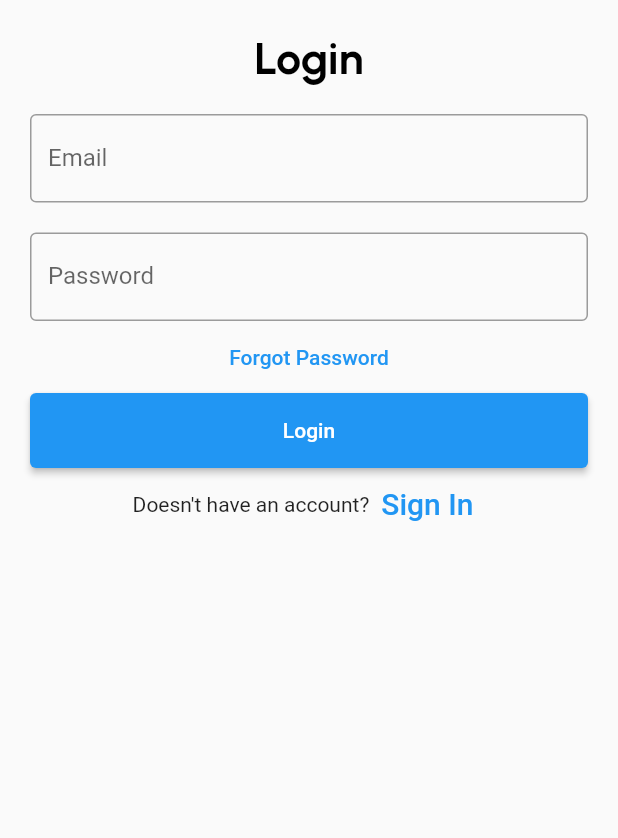
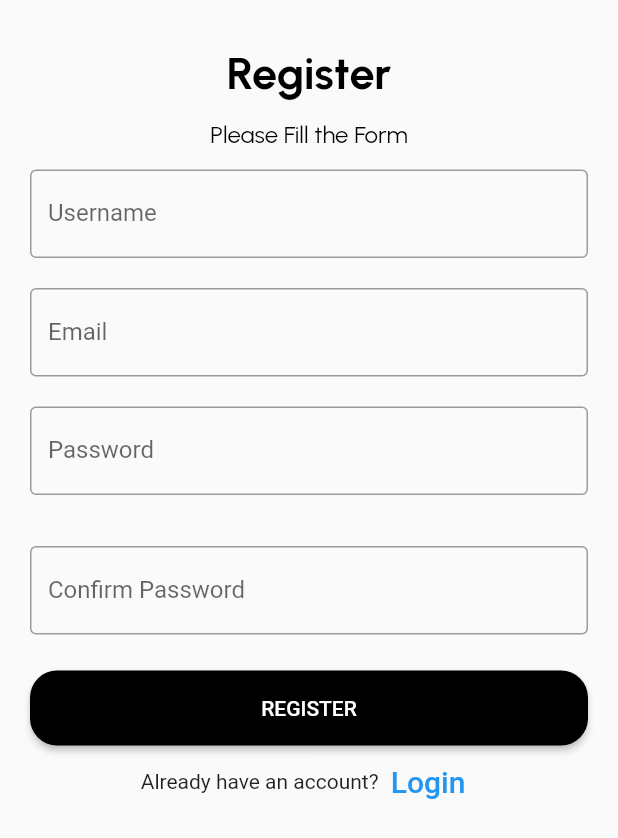
Before and after one commit to muhammadroyhan/final_project, a Flutter app: the SignupPage screen opened directly, on a phone screen of 412 x 824 dp. Shown: the top 838 px of the screen. Run offline on Flutter 3.47's test engine with Material 2 defaults, Android fonts, the phone set to English and light mode, and no system bars; our stand-ins replace google_fonts.

Commit message:
Fix the login and signup page.

```diff
--- a/lib/views/loginPage.dart
+++ b/lib/views/loginPage.dart
@@ -1,6 +1,7 @@
 // ignore_for_file: prefer_const_constructors, prefer_const_literals_to_create_immutables
 
 import 'package:final_project/views/menu_screen.dart';
+import 'package:final_project/views/signupPage.dart';
 import 'package:flutter/material.dart';
 import 'package:google_fonts/google_fonts.dart';
 
@@ -120,9 +121,15 @@ class _LoginPageState extends State<LoginPage> {
               TextButton(
                 onPressed: () {
                   // Sign Up Page
+                  Navigator.push(
+                    context,
+                    MaterialPageRoute(
+                      builder: (context) => SignupPage(),
+                    ),
+                  );
                 },
                 child: Text(
-                  'Sign In',
+                  'Register Now',
                   style: GoogleFonts.urbanist(
                     fontWeight: FontWeight.bold,
                     fontSize: 16,
--- a/lib/views/signupPage.dart
+++ b/lib/views/signupPage.dart
@@ -1,5 +1,6 @@
 // ignore_for_file: prefer_const_constructors
 
+import 'package:final_project/views/loginPage.dart';
 import 'package:flutter/material.dart';
 import 'package:google_fonts/google_fonts.dart';
 
@@ -7,24 +8,38 @@ class SignupPage extends StatelessWidget {
   SignupPage({super.key});
 
   TextEditingController nameController = TextEditingController();
+  TextEditingController emailController = TextEditingController();
   TextEditingController passwordController = TextEditingController();
+  TextEditingController confirmpasswordController = TextEditingController();
 
   @override
   Widget build(BuildContext context) {
     return Scaffold(
       body: Padding(
-        padding: EdgeInsets.all(10),
+        padding: EdgeInsetsDirectional.fromSTEB(10, 20, 10, 10),
         child: ListView(
           children: <Widget>[
             Container(
               alignment: Alignment.center,
               padding: EdgeInsets.all(10),
               child: Text(
-                "Login",
+                "Register",
+                style: GoogleFonts.urbanist(
+                    color: Colors.black,
+                    fontWeight: FontWeight.bold,
+                    fontSize: 30),
+              ),
+            ),
+            Container(
+              alignment: Alignment.center,
+              padding: EdgeInsets.all(4),
+              child: Text(
+                "Please Fill the Form",
                 style: GoogleFonts.urbanist(
                   color: Colors.black,
-                  fontWeight: FontWeight.bold,
-                  fontSize: 30),
+                  fontWeight: FontWeight.w400,
+                  fontSize: 16,
+                ),
               ),
             ),
             Container(
@@ -33,12 +48,22 @@ class SignupPage extends StatelessWidget {
                 controller: nameController,
                 decoration: InputDecoration(
                   border: OutlineInputBorder(),
+                  labelText: 'Username',
+                ),
+              ),
+            ),
+            Container(
+              padding: EdgeInsets.all(10),
+              child: TextField(
+                controller: emailController,
+                decoration: InputDecoration(
+                  border: OutlineInputBorder(),
                   labelText: 'Email',
                 ),
               ),
             ),
             Container(
-              padding: EdgeInsets.fromLTRB(10, 10, 10, 0),
+              padding: EdgeInsets.fromLTRB(10, 10, 10, 24),
               child: TextField(
                 obscureText: true,
                 controller: passwordController,
@@ -48,9 +73,16 @@ class SignupPage extends StatelessWidget {
                 ),
               ),
             ),
-            TextButton(
-              onPressed: () {},
-              child: Text('Forgot Password'),
+            Container(
+              padding: EdgeInsets.fromLTRB(10, 10, 10, 24),
+              child: TextField(
+                obscureText: true,
+                controller: confirmpasswordController,
+                decoration: InputDecoration(
+                  border: OutlineInputBorder(),
+                  labelText: 'Confirm Password',
+                ),
+              ),
             ),
             Container(
               height: 50,
@@ -58,21 +90,38 @@ class SignupPage extends StatelessWidget {
               child: ElevatedButton(
                 onPressed: () {
                   print(nameController.text);
+                  print(emailController.text);
+                  print(passwordController.text);
                   print(passwordController.text);
                 },
-                child: Text('Login'),
+                child: Text('REGISTER'),
+                style: ButtonStyle(
+                  backgroundColor:
+                      MaterialStateProperty.all<Color>(Colors.black),
+                  shape: MaterialStateProperty.all<RoundedRectangleBorder>(
+                    RoundedRectangleBorder(
+                      borderRadius: BorderRadius.circular(18),
+                    ),
+                  ),
+                ),
               ),
             ),
             Row(
               // ignore: sort_child_properties_last
               children: <Widget>[
-                Text("Doesn't have an account?"),
+                Text("Already have an account?"),
                 TextButton(
                   onPressed: () {
-                    // Sign Up Page
+                    // LogIn Page
+                    Navigator.push(
+                      context,
+                      MaterialPageRoute(
+                        builder: (context) => LoginPage(),
+                      ),
+                    );
                   },
                   child: Text(
-                    'Sign In',
+                    'Login',
                     style: TextStyle(fontSize: 20),
                   ),
                 ),
```
